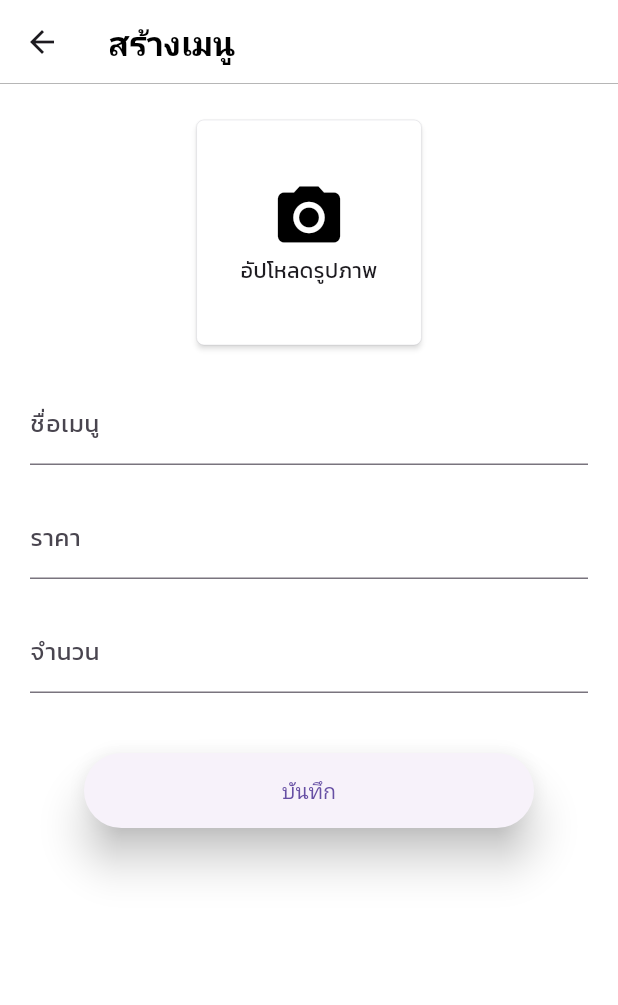
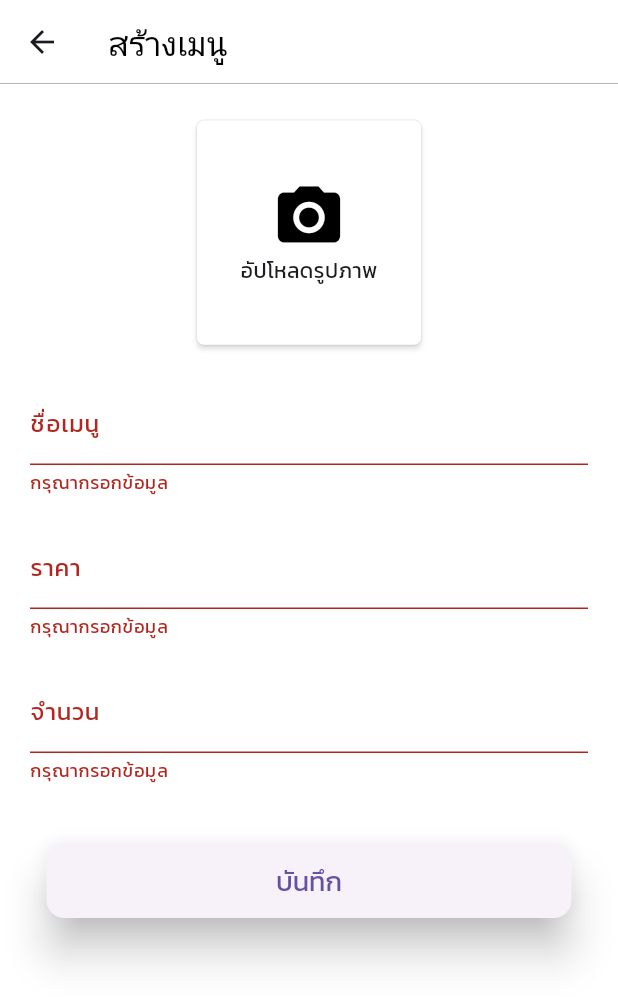
Before and after one commit to Freezfluke/shopmart_users, a Flutter app: the CreateMenuScreen screen opened by its route, after a tap on "บันทึก", on a phone screen of 412 x 824 dp. Shown: the top 1005 px of the screen. Run offline on Flutter 3.47's test engine with Material 3 defaults, Android fonts, the light colour scheme and no system bars; our stand-ins replace flutter_iconly, image_picker, shared_preferences; accounts and stored records are empty; network calls fail.

Commit message:
[UPDATE] form create menu

```diff
--- /dev/null
+++ b/lib/consts/validator.dart
@@ -0,0 +1,42 @@
+import 'dart:math';
+
+import 'package:flutter/widgets.dart' show FormFieldValidator;
+
+class Validators {
+  static FormFieldValidator<String> required() {
+    return (value) {
+      if (value == null || value.isEmpty) {
+        return "กรุณากรอกข้อมูล";
+      }
+      return null; // Ensure a return statement for valid input
+    };
+  }
+
+  static FormFieldValidator<String> requiredNumber() {
+    return (value) {
+      if (value == null || value.isEmpty) {
+        return "กรุณากรอกข้อมูล";
+      }
+      if (!RegExp(r'^\d+(\.\d+)?\$').hasMatch(value)) {
+        return 'กรุณากรอกเฉพาะตัวเลข';
+      }
+      return null; // Ensure a return statement for valid input
+    };
+  }
+
+  static FormFieldValidator<String> email(String errorMessage) {
+    return (value) {
+      if (value == null || value.isEmpty) {
+        return null;
+      } else {
+        final emailRegex = RegExp(
+            r"^[a-zA-Z0-9.a-zA-Z0-9.!#$%&'*+-/=?^_`{|}~]+@[a-zA-Z0-9]+\.[a-zA-Z]+");
+        if (emailRegex.hasMatch(value)) {
+          return null;
+        } else {
+          return errorMessage;
+        }
+      }
+    };
+  }
+}
--- a/lib/screens/create_menu_screen.dart
+++ b/lib/screens/create_menu_screen.dart
@@ -1,9 +1,73 @@
 import 'package:flutter/material.dart';
+import 'package:shopmart_users/consts/validator.dart';
+import 'package:shopmart_users/widgets/button.dart';
 import 'package:shopmart_users/widgets/text.dart';
 import 'package:shopmart_users/widgets/upload_image.dart';
 
-class CreateMenuScreen extends StatelessWidget {
+class CreateMenuScreen extends StatefulWidget {
   const CreateMenuScreen({super.key});
+
+  @override
+  State<CreateMenuScreen> createState() => _CreateMenuScreenState();
+}
+
+class _CreateMenuScreenState extends State<CreateMenuScreen> {
+  final _formKey = GlobalKey<FormState>();
+  final TextEditingController name = TextEditingController();
+  final TextEditingController price = TextEditingController();
+  final TextEditingController count = TextEditingController();
+
+  @override
+  void dispose() {
+    name.dispose();
+    price.dispose();
+    count.dispose();
+    super.dispose();
+  }
+
+  void onSubmitCreate() {
+    if (_formKey.currentState!.validate()) {
+      // Form is valid, proceed with submission
+      print("Valid!");
+    } else {
+      // Form is invalid, show errors
+      print("Invalid!");
+    }
+  }
+
+  Widget _renderForm() {
+    return Column(
+      children: <Widget>[
+        const UploadImageWidget(),
+        const SizedBox(height: 20),
+        TextFormField(
+          controller: name,
+          decoration: const InputDecoration(labelText: "ชื่อเมนู"),
+          validator: Validators.required(),
+        ),
+        const SizedBox(height: 20),
+        TextFormField(
+          controller: price,
+          decoration: const InputDecoration(labelText: "ราคา"),
+          validator: Validators.requiredNumber(),
+        ),
+        const SizedBox(height: 20),
+        TextFormField(
+          controller: count,
+          decoration: const InputDecoration(labelText: "จำนวน"),
+          validator: Validators.requiredNumber(),
+        ),
+        const SizedBox(height: 40),
+        SizedBox(
+          width: 350,
+          height: 50,
+          child: Button(
+            onPress: onSubmitCreate,
+          ),
+        ),
+      ],
+    );
+  }
 
   @override
   Widget build(BuildContext context) {
@@ -11,11 +75,15 @@ class CreateMenuScreen extends StatelessWidget {
       appBar: AppBar(
         title: const TextWidget(message: "สร้างเมนู"),
       ),
-      body: const Center(
-          child: Padding(
-        padding: EdgeInsets.all(20),
-        child: UploadImageWidget(),
-      )),
+      body: Center(
+        child: Padding(
+          padding: const EdgeInsets.all(20),
+          child: Form(
+            key: _formKey,
+            child: _renderForm(),
+          ),
+        ),
+      ),
     );
   }
 }
--- a/lib/widgets/button.dart
+++ b/lib/widgets/button.dart
@@ -2,13 +2,17 @@ import 'package:flutter/material.dart';
 import 'package:shopmart_users/widgets/text.dart';
 
 class Button extends StatelessWidget {
+  const Button({
+    super.key,
+    required this.onPress,
+  });
+  final Function onPress;
   @override
   Widget build(BuildContext context) {
     return ElevatedButton(
-      onPressed: () {},
-      // style: ButtonStyle(elevation: MaterialStateProperty(12.0 )),
-      style: ElevatedButton.styleFrom(
-          elevation: 12.0, textStyle: const TextStyle(color: Colors.white)),
+      onPressed: () {
+        onPress();
+      },
       child: const TextWidget(
         message: "บันทึก",
       ),
--- a/lib/widgets/upload_image.dart
+++ b/lib/widgets/upload_image.dart
@@ -1,6 +1,7 @@
 import 'dart:io';
 import 'package:flutter/material.dart';
 import 'package:image_picker/image_picker.dart';
+import 'package:shopmart_users/consts/validator.dart';
 import 'package:shopmart_users/providers/theme_provider.dart';
 import 'package:shopmart_users/widgets/button.dart';
 import 'package:shopmart_users/widgets/text.dart';
@@ -14,10 +15,6 @@ class UploadImageWidget extends StatefulWidget {
 class UploadImageWidgetState extends State<UploadImageWidget> {
   File? _image;
   final ImagePicker _picker = ImagePicker();
-
-  TextEditingController name = TextEditingController();
-  TextEditingController price = TextEditingController();
-  TextEditingController count = TextEditingController();
 
   Future<void> _pickImage(ImageSource source) async {
     final pickedFile = await _picker.pickImage(source: source);
@@ -84,23 +81,6 @@ class UploadImageWidgetState extends State<UploadImageWidget> {
                   ),
                 )),
         ),
-        const SizedBox(height: 20),
-        TextFormField(
-          controller: name,
-          decoration: const InputDecoration(labelText: "ชื่อเมนู"),
-        ),
-        const SizedBox(height: 20),
-        TextFormField(
-          controller: price,
-          decoration: const InputDecoration(labelText: "ราคา"),
-        ),
-        const SizedBox(height: 20),
-        TextFormField(
-          controller: price,
-          decoration: const InputDecoration(labelText: "จำนวน"),
-        ),
-        const SizedBox(height: 40),
-        SizedBox(width: 300, height: 50, child: Button()),
       ],
     );
   }
```
Also changed, not shown: lib/providers/thme_data.dart (+13 -1 lines).
